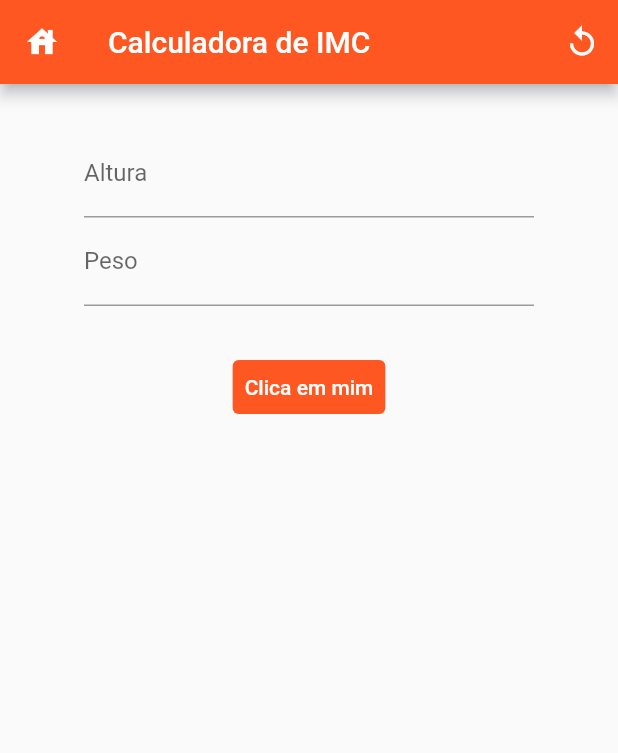
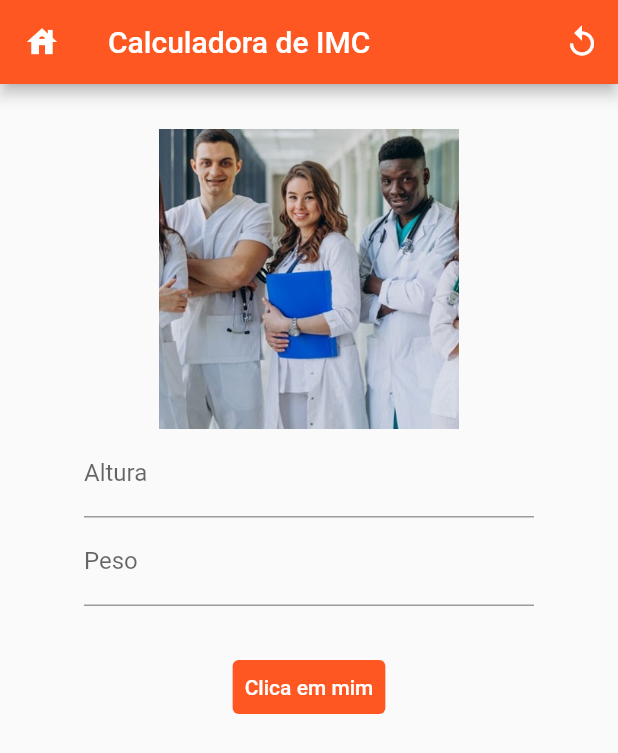
Before and after one commit to CarlosERM/desenvolvimento-de-aplicativos-com-flutter, a Flutter app: the screen it shows after launch, after a tap on the "replay" icon, on a phone screen of 412 x 824 dp. Shown: the top 753 px of the screen. Run offline on Flutter 3.47's test engine with Material 2 defaults, Android fonts, the phone set to English and light mode, and no system bars.

Commit message:
2 - finished

```diff
--- a/2 - Flutter Widget/imc_app/lib/MyHomePage.dart
+++ b/2 - Flutter Widget/imc_app/lib/MyHomePage.dart
@@ -14,7 +14,32 @@ class _MyHomePageState extends State<MyHomePage> {
   final TextEditingController _controller_peso = TextEditingController();
   late String resultado = "";
   late String classification = "";
+  late String image = "images/default_image.jpeg";
   double value = 0;
+
+  void calculate(double value) {
+    if (value <= 18.5) {
+      classification = "Abaixo do Peso";
+      image = "images/abaixo_do_peso.jpg";
+    } else if (value >= 18.6 && value <= 24.9) {
+      classification = "Peso ideal (parabéns)";
+      image = "images/peso_ideal.jpeg";
+    } else if (value >= 25.0 && value <= 29.9) {
+      classification = "Levemente acima do peso";
+      image = "images/ligeiramente_acima_do_peso.png";
+    } else if (value >= 30.0 && value <= 34.9) {
+      classification = "Obesidade grau I";
+      image = "images/obesidade_grau_1.jpeg";
+    } else if (value >= 35.0 && value <= 39.9) {
+      classification = "Obesidade grau II (severa)";
+      image = "images/obesidade_grau_2.jpg";
+    } else if (value >= 40) {
+      classification = "Obesidade grau III (mórbida)";
+      image = "images/obesidade_grau_3.jpg";
+    }
+    resultado = value.toStringAsFixed(2);
+  }
+
   @override
   Widget build(BuildContext context) {
     return Scaffold(
@@ -24,25 +49,42 @@ class _MyHomePageState extends State<MyHomePage> {
         actions: [
           IconButton(
             icon: const Icon(Icons.replay_outlined),
-              onPressed: () {},
+            onPressed: () {
+              setState(() {
+                resultado = "";
+                _controller_altura.text = "";
+                _controller_peso.text = "";
+                image = "images/default_image.jpeg";
+              });
+            },
           )
         ],
       ),
-        body: Center(
+      body: ListView(
+        children: [
+          Center(
             child: Container(
               width: 300,
               padding: const EdgeInsets.only(top: 30),
               child: Column(
                 children: [
+                  Image.asset(
+                    image,
+                    width: 200,
+                    height: 200,
+                    fit: BoxFit.cover,
+                  ),
                   TextFormField(
                     decoration: const InputDecoration(
                       label: Text("Altura"),
+                      hintText: "Digite a altura em Metros.",
                     ),
                     controller: _controller_altura,
                   ),
                   TextFormField(
                     decoration: const InputDecoration(
                       label: Text("Peso"),
+                      hintText: "Digite o peso em KG.",
                     ),
                     controller: _controller_peso,
                   ),
@@ -52,24 +94,12 @@ class _MyHomePageState extends State<MyHomePage> {
                     onPressed: () {
                       double altura = double.parse(_controller_altura.text);
                       double peso = double.parse(_controller_peso.text);
+                      if (peso > 0 && altura > 0) {
                         value = (peso / (altura * altura));
-
                         setState(() {
-                      if (value <= 18.5) {
-                        classification = "Abaixo do Peso";
-                      } else if (value >= 18.6 && value <= 24.9) {
-                        classification = "Peso ideal (parabéns)";
-                      } else if (value >= 25.0 && value <= 29.9) {
-                        classification = "Levemente acima do peso";
-                      } else if (value >= 30.0 && value <= 34.9) {
-                        classification = "Obesidade grau I";
-                      } else if (value >= 35.0 && value <= 39.9) {
-                        classification = "Obesidade grau II (severa)";
-                      } else if (value >= 40) {
-                        classification = "Obesidade grau III (mórbida)";
+                          calculate(value);
+                        });
                       }
-                      resultado = value.toStringAsFixed(2);
-                    });
                     },
                     style: TextButton.styleFrom(
                         primary: Colors.white,
@@ -103,6 +133,9 @@ class _MyHomePageState extends State<MyHomePage> {
                 ],
               ),
             ),
-        ));
+          ),
+        ],
+      ),
+    );
   }
 }
```
Lines whose indentation alone changed are shown as unchanged.
